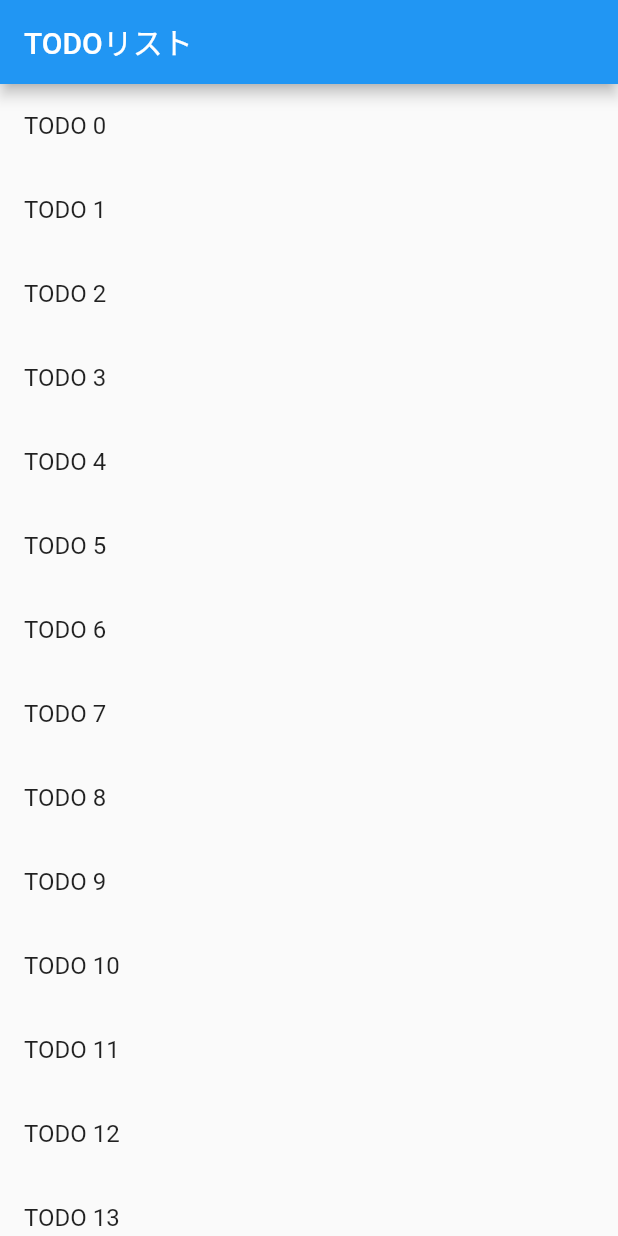
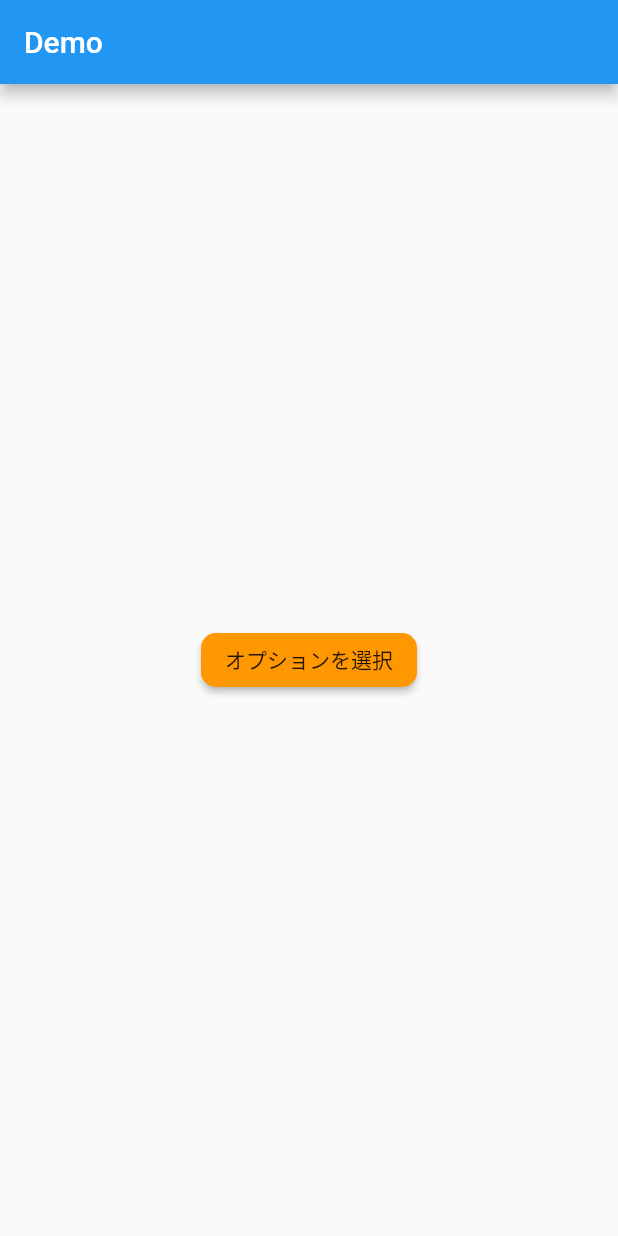
Before and after one commit to cheonho19/flutter_tutorial, a Flutter app: the screen it shows after launch, on a phone screen of 412 x 824 dp. Run offline on Flutter 3.47's test engine with Material 2 defaults, Android fonts, the phone set to English and light mode, and no system bars.

Commit message:
3.3.1.13〜19 前の画面に戻るときにデータを受け取る

```diff
--- a/lib/main.dart
+++ b/lib/main.dart
@@ -1,70 +1,80 @@
 import 'package:flutter/material.dart';
-
-class Todo {
-  final String title;
-  final String description;
-
-  Todo({ @required this.title, @required this.description })
-      : assert(title != null),
-        assert(description != null);
-}
 
 void main() => runApp(MaterialApp(
   title: 'Navigation',
-  home: TodoScreen(
-    todos: List<Todo>.generate(20, (i) => Todo(
-      title: 'TODO $i',
-      description: 'TODO $i の詳細'
-    )),
-  ),
+  home: HomeScreen(),
 ));
 
-class TodoScreen extends StatelessWidget {
-  final List<Todo> _todos;
-
-  TodoScreen({ Key key, @required List<Todo> todos })
-      : assert(todos != null),
-        this._todos = todos,
-        super(key: key);
-
+class HomeScreen extends StatelessWidget {
   @override
   Widget build(BuildContext context) => Scaffold(
     appBar: AppBar(
-      title: Text('TODOリスト'),
+      title: Text('Demo'),
     ),
-    body: ListView.builder(
-      itemCount: _todos.length,
-      itemBuilder: (context, index) => ListTile(
-        title: Text(_todos[index].title),
-        onTap: () {
-          Navigator.push(
-            context,
-            MaterialPageRoute(
-              builder: (context) => DetailScreen(todo: _todos[index]),
+    body: Center(child: SelectionButton()),
+  );
+}
+
+class SelectionButton extends StatelessWidget {
+  @override
+  Widget build(BuildContext context) => RaisedButton(
+    onPressed: () {
+      _navigateAndDisplaySelection(context);
+    },
+    child: Text('オプションを選択'),
+    color: Colors.orange,
+    shape: RoundedRectangleBorder(
+      borderRadius: BorderRadius.circular(10.0),
+    ),
+  );
+
+  Future<void> _navigateAndDisplaySelection(BuildContext context) async {
+    final result = await Navigator.push(
+        context,
+        MaterialPageRoute(builder: (context) => SelectionScreen())
+    );
+    Scaffold.of(context)
+      ..removeCurrentSnackBar()
+      ..showSnackBar(SnackBar(content: Text(result)));
+  }
+/*void _navigateAndDisplaySelection(BuildContext context) {
+    Navigator.push(
+        context,
+        MaterialPageRoute(builder: (context) => SelectionScreen()),
+    );
+  } */
+}
+
+class SelectionScreen extends StatelessWidget {
+  @override
+  Widget build(BuildContext context) => Scaffold(
+    appBar: AppBar(
+      title: Text('選択してください'),
+    ),
+    body: Center(
+      child: Column(
+        mainAxisAlignment: MainAxisAlignment.center,
+        children: <Widget>[
+          Padding(
+            padding: EdgeInsets.all(8.0),
+            child: RaisedButton(
+              onPressed: () {
+                Navigator.pop(context,'選択肢1');
+              },
+              child: Text('選択肢1'),
             ),
-          );
-        },
+          ),
+          Padding(
+            padding: EdgeInsets.all(8.0),
+            child: RaisedButton(
+              onPressed: () {
+                Navigator.pop(context,'選択肢2');
+              },
+              child: Text('選択肢2'),
+            ),
+          ),
+        ],
       ),
     ),
   );
 }
-
-class DetailScreen extends StatelessWidget {
-  final Todo _todo;
-
-  DetailScreen({ Key key, @required Todo todo })
-      :assert(todo != null),
-        this._todo = todo,
-        super(key: key);
-
-  @override
-  Widget build(BuildContext context) => Scaffold(
-    appBar: AppBar(
-      title: Text(_todo.title),
-    ),
-    body: Padding(
-      padding: EdgeInsets.all(16.0),
-      child: Text(_todo.description),
-    ),
-  );
-}
```
